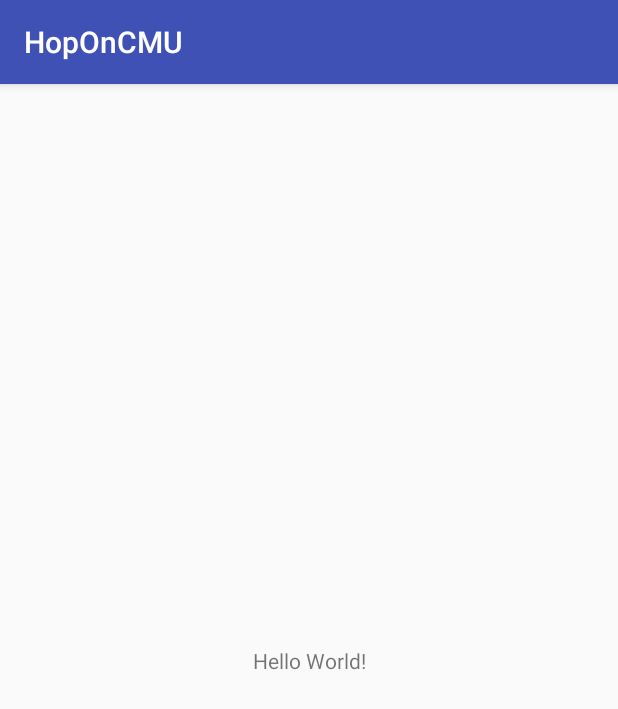
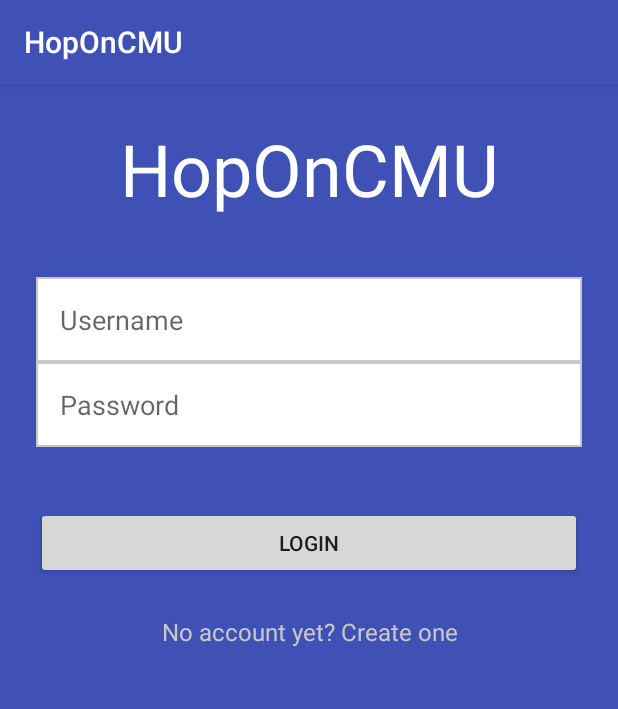
Before and after one commit to jtf16/HopOnCMU, an Android app: the screen it shows after launch (MainActivity before the commit, LoginActivity after it), on a phone screen of 412 x 824 dp. Shown: the top 709 px of the screen. Run offline under Robolectric (Android 15) with nearby library versions, the phone set to English and light mode, and no system bars.

Commit message:
1.1 HopOnCMU App: Create LoginActivity and layout

```diff
--- a/HopOnCMU/app/src/main/AndroidManifest.xml
+++ b/HopOnCMU/app/src/main/AndroidManifest.xml
@@ -9,13 +9,14 @@
         android:roundIcon="@mipmap/ic_launcher_round"
         android:supportsRtl="true"
         android:theme="@style/AppTheme">
-        <activity android:name=".MainActivity">
+        <activity android:name=".LoginActivity">
             <intent-filter>
                 <action android:name="android.intent.action.MAIN" />
 
                 <category android:name="android.intent.category.LAUNCHER" />
             </intent-filter>
         </activity>
+        <activity android:name=".MainActivity"></activity>
     </application>
 
 </manifest>
--- /dev/null
+++ b/HopOnCMU/app/src/main/java/pt/ulisboa/tecnico/cmov/hoponcmu/LoginActivity.java
@@ -0,0 +1,22 @@
+package pt.ulisboa.tecnico.cmov.hoponcmu;
+
+import android.os.Bundle;
+import android.support.v7.app.AppCompatActivity;
+import android.view.View;
+
+public class LoginActivity extends AppCompatActivity {
+
+    @Override
+    protected void onCreate(Bundle savedInstanceState) {
+        super.onCreate(savedInstanceState);
+        setContentView(R.layout.activity_login);
+    }
+
+    public void login(View view) {
+
+    }
+
+    public void signUp(View view) {
+
+    }
+}
--- /dev/null
+++ b/HopOnCMU/app/src/main/res/drawable/login_edittext.xml
@@ -0,0 +1,9 @@
+<?xml version="1.0" encoding="utf-8" ?>
+
+<shape xmlns:android="http://schemas.android.com/apk/res/android"
+    android:shape="rectangle">
+    <stroke
+        android:width="1dp"
+        android:color="@color/login_border" />
+    <solid android:color="@android:color/white" />
+</shape>
--- /dev/null
+++ b/HopOnCMU/app/src/main/res/drawable/sign_up_selector.xml
@@ -0,0 +1,7 @@
+<?xml version="1.0" encoding="utf-8"?>
+<selector xmlns:android="http://schemas.android.com/apk/res/android">
+    <item android:color="@color/pressed_color" android:state_focused="true" android:state_pressed="false" />
+    <item android:color="@color/pressed_color" android:state_focused="true" android:state_pressed="true" />
+    <item android:color="@color/pressed_color" android:state_focused="false" android:state_pressed="true" />
+    <item android:color="@color/normal_color" />
+</selector>
--- /dev/null
+++ b/HopOnCMU/app/src/main/res/layout/activity_login.xml
@@ -0,0 +1,64 @@
+<?xml version="1.0" encoding="utf-8"?>
+<LinearLayout xmlns:android="http://schemas.android.com/apk/res/android"
+    android:layout_width="match_parent"
+    android:layout_height="match_parent"
+    android:background="@color/colorPrimary"
+    android:orientation="vertical"
+    android:padding="24dp">
+
+    <TextView
+        android:layout_width="match_parent"
+        android:layout_height="wrap_content"
+        android:gravity="center"
+        android:text="@string/app_name"
+        android:textColor="@android:color/white"
+        android:textSize="48sp" />
+
+    <LinearLayout
+        android:layout_width="match_parent"
+        android:layout_height="wrap_content"
+        android:layout_marginBottom="40dp"
+        android:layout_marginTop="40dp"
+        android:orientation="vertical">
+
+        <!-- Username Label -->
+        <EditText
+            android:id="@+id/input_email"
+            android:layout_width="match_parent"
+            android:layout_height="wrap_content"
+            android:background="@drawable/login_edittext"
+            android:hint="@string/username"
+            android:inputType="textEmailAddress"
+            android:padding="16dp"
+            android:singleLine="true" />
+
+        <!-- Password Label -->
+        <EditText
+            android:id="@+id/input_password"
+            android:layout_width="match_parent"
+            android:layout_height="wrap_content"
+            android:background="@drawable/login_edittext"
+            android:hint="@string/password"
+            android:inputType="textPassword"
+            android:padding="16dp"
+            android:singleLine="true" />
+    </LinearLayout>
+
+    <Button
+        android:id="@+id/btn_login"
+        android:layout_width="match_parent"
+        android:layout_height="wrap_content"
+        android:layout_marginBottom="24dp"
+        android:onClick="login"
+        android:text="@string/login" />
+
+    <TextView
+        android:id="@+id/link_signup"
+        android:layout_width="match_parent"
+        android:layout_height="wrap_content"
+        android:gravity="center"
+        android:onClick="signUp"
+        android:text="@string/sign_up"
+        android:textColor="@drawable/sign_up_selector"
+        android:textSize="16sp" />
+</LinearLayout>
--- a/HopOnCMU/app/src/main/res/values/colors.xml
+++ b/HopOnCMU/app/src/main/res/values/colors.xml
@@ -3,4 +3,10 @@
     <color name="colorPrimary">#3F51B5</color>
     <color name="colorPrimaryDark">#303F9F</color>
     <color name="colorAccent">#FF4081</color>
+
+    <color name="login_border">#C8C8C8</color>
+
+    <!-- SignUp TextView possible colors -->
+    <color name="pressed_color">#ABABAB</color>
+    <color name="normal_color">#C8C8C8</color>
 </resources>
--- a/HopOnCMU/app/src/main/res/values/strings.xml
+++ b/HopOnCMU/app/src/main/res/values/strings.xml
@@ -1,3 +1,9 @@
 <resources>
     <string name="app_name">HopOnCMU</string>
+
+    <!-- LoginActivity strings -->
+    <string name="username">Username</string>
+    <string name="password">Password</string>
+    <string name="login">Login</string>
+    <string name="sign_up">No account yet? Create one</string>
 </resources>
```
